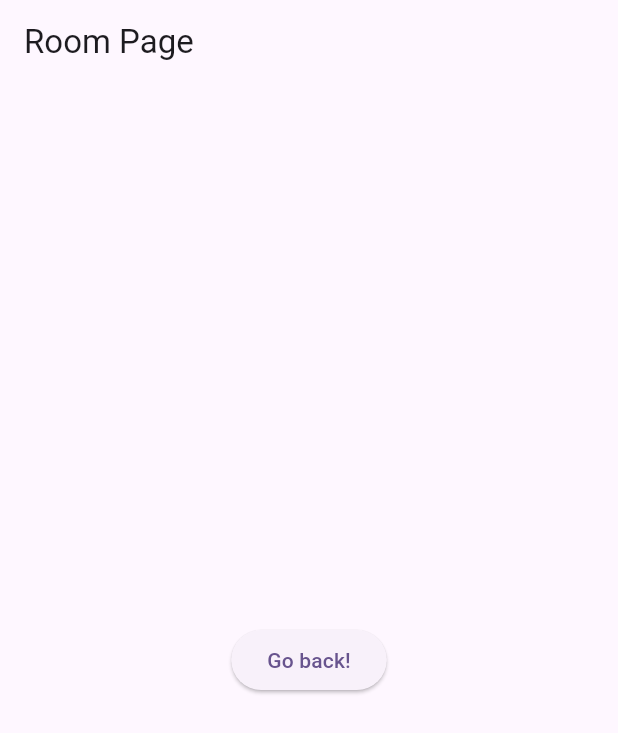
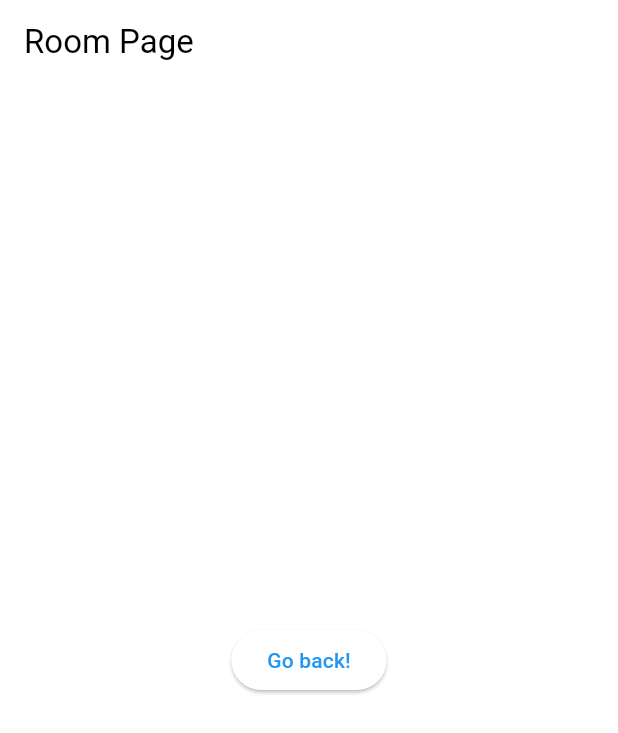
Before and after one commit to abumstephen/mp_tictactoc, a Flutter app: the screen it shows after launch, on a phone screen of 412 x 824 dp. Shown: the top 733 px of the screen. Run offline on Flutter 3.47's test engine with Material 3 defaults, Android fonts, the phone set to English and light mode, and no system bars.

```diff
--- a/lib/main.dart
+++ b/lib/main.dart
@@ -1,4 +1,5 @@
 import 'package:flutter/material.dart';
+import 'package:mp_tictactoc/Configs/Theme.dart';
 import 'package:mp_tictactoc/Pages/RoomPage/RoomPage.dart';
 
 void main() {
@@ -12,10 +13,7 @@ class MyApp extends StatelessWidget {
   Widget build(BuildContext context) {
     return MaterialApp(
       title: 'Tic Tac Toe mp',
-      theme: ThemeData(
-        colorScheme: ColorScheme.fromSeed(seedColor: Colors.deepPurple),
-        useMaterial3: true,
-      ),
+      theme: lightTheme,
       home: const Roompage(),
     );
   }
```
Also changed, not shown: pubspec.yaml (+9 -4 lines).
